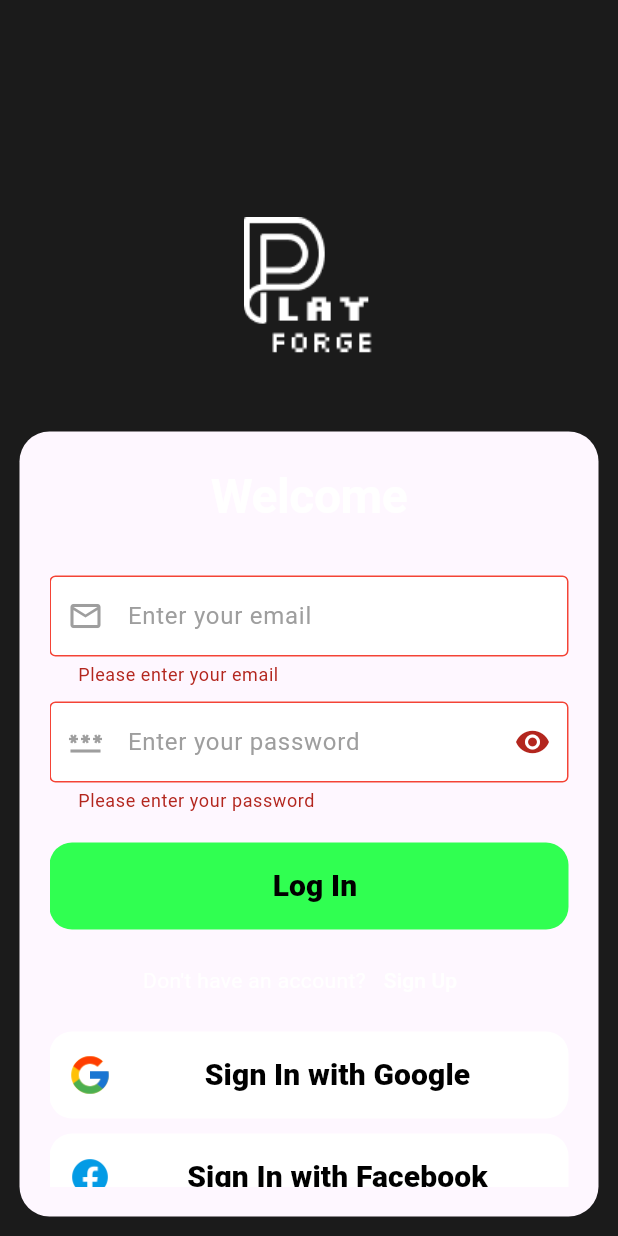
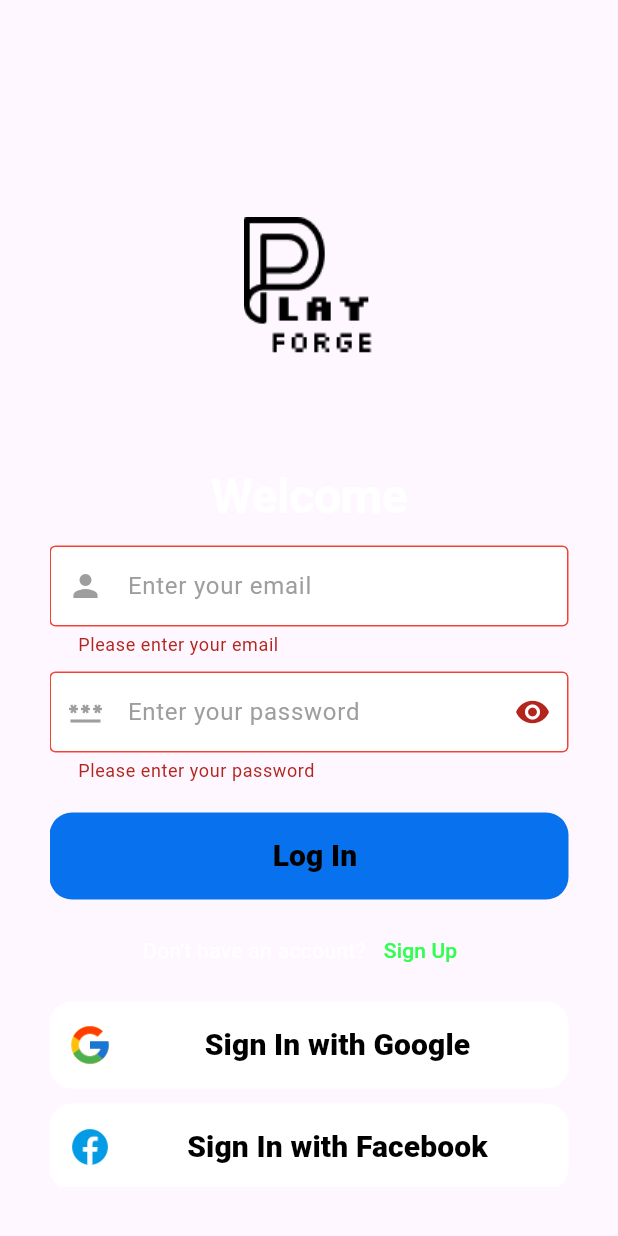
Before and after one commit to ST60002CEM/batch32b-aasiskrk, a Flutter app: the screen it shows after launch, after a tap on "Log In", on a phone screen of 412 x 824 dp. Run offline on Flutter 3.47's test engine with Material 3 defaults, Android fonts, the phone set to English and light mode, and no system bars; Roboto replaces fonts that are missing (Epilogue, Genera, SilkScreen Bold); statements that could not run were skipped.

Commit message:
Login Age final along with theme

```diff
--- a/lib/screens/login_screen.dart
+++ b/lib/screens/login_screen.dart
@@ -1,8 +1,10 @@
 import 'package:flutter/material.dart';
 import 'package:playforge/common/custom_elevated_button.dart';
+import 'package:playforge/common/custom_snackbar.dart';
 import 'package:playforge/screens/register_screen.dart';
 
 import '../common/cutom_textform_field.dart';
+import 'dashboard_screen.dart';
 
 class LoginScreen extends StatefulWidget {
   const LoginScreen({Key? key}) : super(key: key);
@@ -20,7 +22,7 @@ class _LoginScreenState extends State<LoginScreen> {
   Widget build(BuildContext context) {
     return SafeArea(
       child: Scaffold(
-        backgroundColor: const Color.fromRGBO(27, 27, 27, 1),
+        backgroundColor: Theme.of(context).canvasColor,
         body: LayoutBuilder(
           builder: (BuildContext context, BoxConstraints constraints) {
             if (constraints.maxWidth < 600) {
@@ -43,7 +45,9 @@ class _LoginScreenState extends State<LoginScreen> {
           child: Align(
             alignment: Alignment.bottomCenter,
             child: Image.asset(
-              'assets/images/logowhite.png',
+              Theme.of(context).brightness == Brightness.dark
+                  ? 'assets/images/logowhite.png'
+                  : 'assets/images/logoblack.png',
               width: MediaQuery.of(context).size.width *
                   0.4, // Adjust size as needed
               height: MediaQuery.of(context).size.width *
@@ -83,6 +87,18 @@ class _LoginScreenState extends State<LoginScreen> {
             child: _buildForm(),
           ),
         ),
+        Expanded(
+          flex: 1,
+          child: Align(
+            alignment: Alignment.centerLeft,
+            child: Image.asset(
+              'assets/images/logowhite.png',
+              width: MediaQuery.of(context).size.width, // Adjust size as needed
+              height: MediaQuery.of(context).size.width *
+                  0.3, // Adjust size as needed
+            ),
+          ),
+        ),
       ],
     );
   }
@@ -105,9 +121,9 @@ class _LoginScreenState extends State<LoginScreen> {
               ),
               textAlign: TextAlign.center,
             ),
-            const SizedBox(height: 30),
+            const SizedBox(height: 10),
             CustomTextFormField(
-              prefixIconData: Icons.email_outlined,
+              prefixIconData: Icons.person,
               textStyle: const TextStyle(color: Colors.black),
               controller: emailFieldController,
               hintText: 'Enter your email',
@@ -135,9 +151,20 @@ class _LoginScreenState extends State<LoginScreen> {
             ),
             const SizedBox(height: 20),
             CustomElevatedButton(
+              color: Color.fromRGBO(8, 113, 237, 1),
               onPressed: () {
                 if (_formKey.currentState!.validate()) {
                   print("Logged in");
+                  showCustomSnackBar(
+                    context,
+                    'Loggged In',
+                    textStyle: TextStyle(
+                        color: Colors.green,
+                        fontSize: 16,
+                        fontWeight: FontWeight.w900),
+                  );
+                  Navigator.of(context).push(MaterialPageRoute(
+                      builder: (_) => const DashboardScreen()));
                 }
               },
               text: 'Log In',
@@ -158,12 +185,12 @@ class _LoginScreenState extends State<LoginScreen> {
                 ),
                 TextButton(
                   onPressed: () {
-                    Navigator.of(context).push(MaterialPageRoute(
+                    Navigator.of(context).pushReplacement(MaterialPageRoute(
                         builder: (_) => const RegisterScreen()));
                   },
                   child: const Text(
                     "Sign Up",
-                    style: TextStyle(color: Colors.white),
+                    style: TextStyle(color: Color.fromRGBO(48, 255, 81, 40)),
                   ),
                 ),
               ],
```
